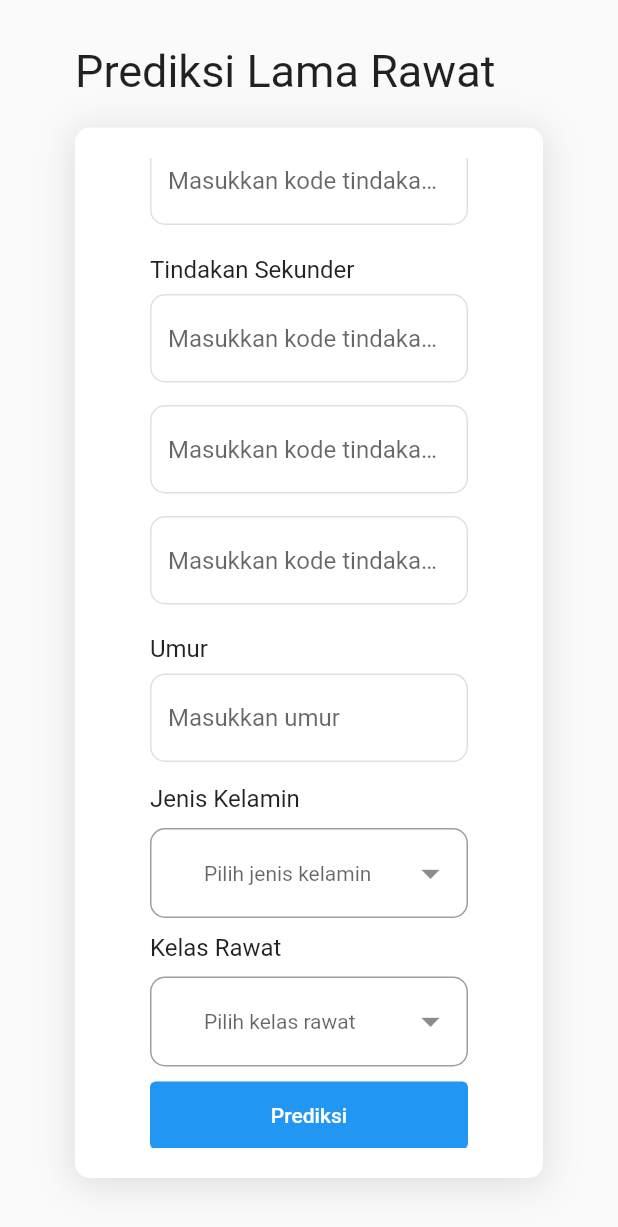
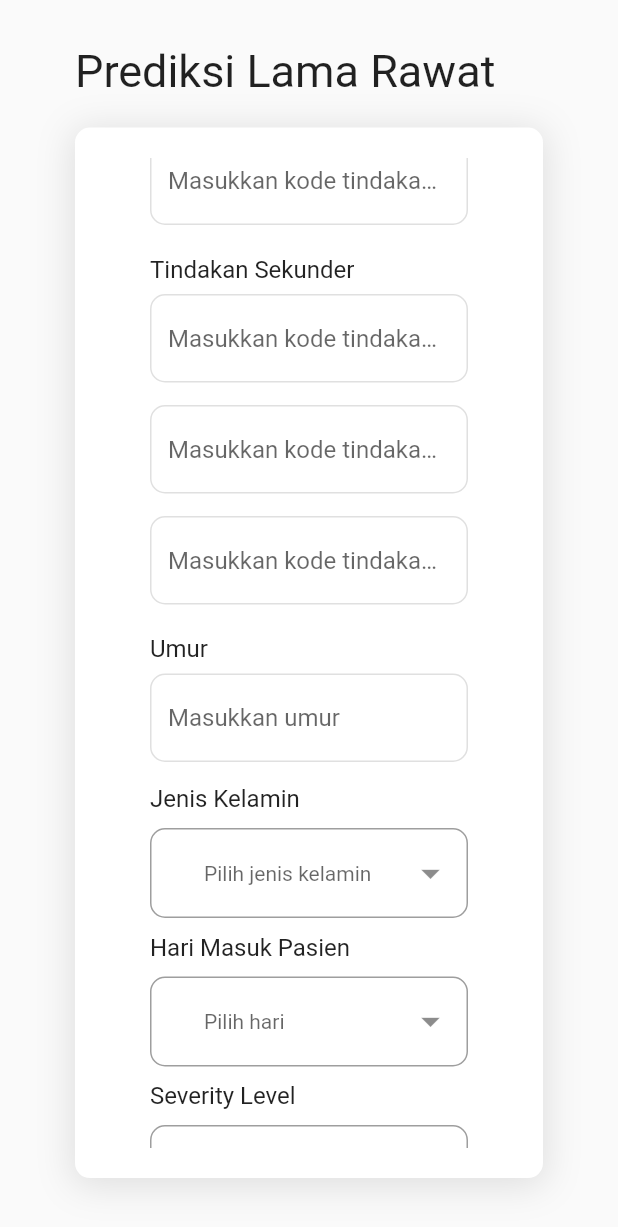
Before and after one commit to arkariz/rs_ui, a Flutter app: the PrediksiLamaRawatScreen screen opened directly, scrolled down 398 dp, on a phone screen of 412 x 824 dp. Shown: the top 1227 px of the screen. Run offline on Flutter 3.47's test engine with Material 2 defaults, Android fonts, the light colour scheme and no system bars; our stand-ins replace another_flushbar, currency_text_input_formatter, dropdown_button2, get, internet_connection_checker, loading_animation_widget and 1 more; missing offline and left inert: window_manager.

Commit message:
add severity & hari field

```diff
--- a/lib/module/prediksi_lama_rawat/prediksi_lama_rawat_controller.dart
+++ b/lib/module/prediksi_lama_rawat/prediksi_lama_rawat_controller.dart
@@ -14,7 +14,8 @@ class PrediksiLamaRawatController extends GetxController {
   final tindakanSekunder1Controller = TextEditingController();
   final tindakanSekunder2Controller = TextEditingController();
   final tindakanSekunder3Controller = TextEditingController();
-  final kelasRawat = TextEditingController();
+  final hari = TextEditingController();
+  final severity = TextEditingController();
   final umur = TextEditingController();
   final kelaminController = TextEditingController();
 
@@ -24,7 +25,8 @@ class PrediksiLamaRawatController extends GetxController {
   final tarifInacbg = "".obs;
   final isLoading = false.obs;
   final genderList = ["Laki-laki", "Perempuan"];
-  final kelasList = ["1", "2", "3"];
+  final hariList = ["Senin", "Selasa", "Rabu", "Kamis", "Jumat", "Sabtu", "Minggu"];
+  final severityList = ["1", "2", "3"];
 
   final keyForm = GlobalKey<FormState>();
   final repo = PrediksiLamaRawatRepository();
@@ -50,8 +52,22 @@ class PrediksiLamaRawatController extends GetxController {
     }
   }
 
-  onSelectedKelas(String kelas) {
-    kelasRawat.text = kelas;
+  onSelectedHari(String selectedHari) {
+    if(selectedHari == "Kamis"){
+      hari.text = "0";
+    } else if(selectedHari == "Rabu"){
+      hari.text = "1";
+    } else if (selectedHari == "Selasa"){
+      hari.text = "2";
+    } else if(selectedHari == "Sabtu"){
+      hari.text = "3";
+    } else if(selectedHari == "Jumat"){
+      hari.text = "4";
+    } else if(selectedHari == "Senin"){
+      hari.text = "5";
+    } else{
+      hari.text = "6";
+    }
   }
 
   onSelectedGender(String gender) {
@@ -60,6 +76,10 @@ class PrediksiLamaRawatController extends GetxController {
     } else {
       kelaminController.text = "2";
     }
+  }
+
+  onSelectedSeverity(String selectedSeverity) {
+    severity.text = selectedSeverity;
   }
 
   createRequestBody() {
@@ -90,9 +110,10 @@ class PrediksiLamaRawatController extends GetxController {
             ? "-"
             : tindakanSekunder3Controller.text,
       ],
-      "kelasrawat": int.parse(kelasRawat.text),
+      "hari": int.parse(hari.text),
       "sex": int.parse(kelaminController.text),
       "umur": int.parse(umur.text),
+      "severity": int.parse(severity.text),
     };
 
     return request;
--- a/lib/module/prediksi_lama_rawat/prediksi_lama_rawat_screen.dart
+++ b/lib/module/prediksi_lama_rawat/prediksi_lama_rawat_screen.dart
@@ -144,10 +144,17 @@ class PrediksiLamaRawatScreen extends GetView<PrediksiLamaRawatController> {
         ),
         CustomDropdown(
           size: size,
-          menuItems: controller.kelasList,
-          onChangeValue: controller.onSelectedKelas,
-          label: "Kelas Rawat",
-          hint: "Pilih kelas rawat",
+          menuItems: controller.hariList,
+          onChangeValue: controller.onSelectedHari,
+          label: "Hari Masuk Pasien",
+          hint: "Pilih hari",
+        ),
+        CustomDropdown(
+          size: size,
+          menuItems: controller.severityList,
+          onChangeValue: controller.onSelectedSeverity,
+          label: "Severity Level",
+          hint: "Pilih severity level",
         ),
       ],
     );
```
